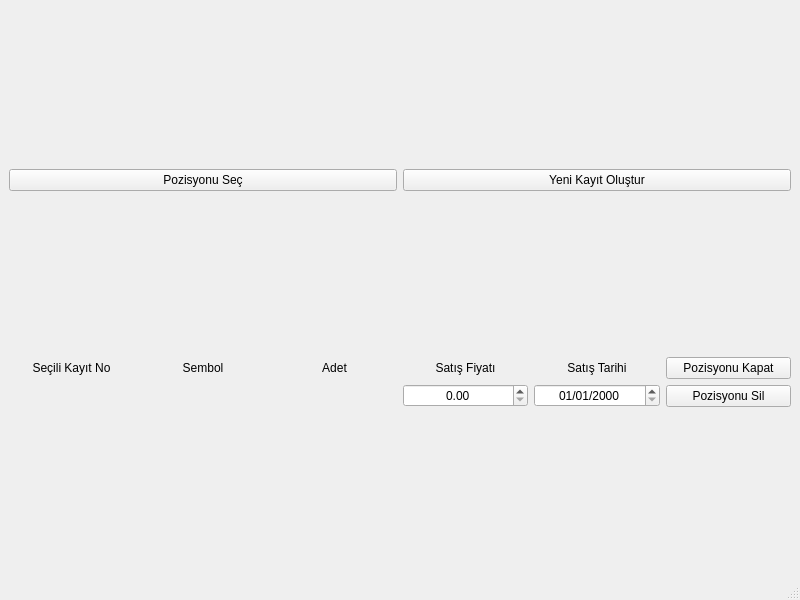
Old version of the form gui/mainwindow.ui in the repository cihansenyuz/tax-calc.
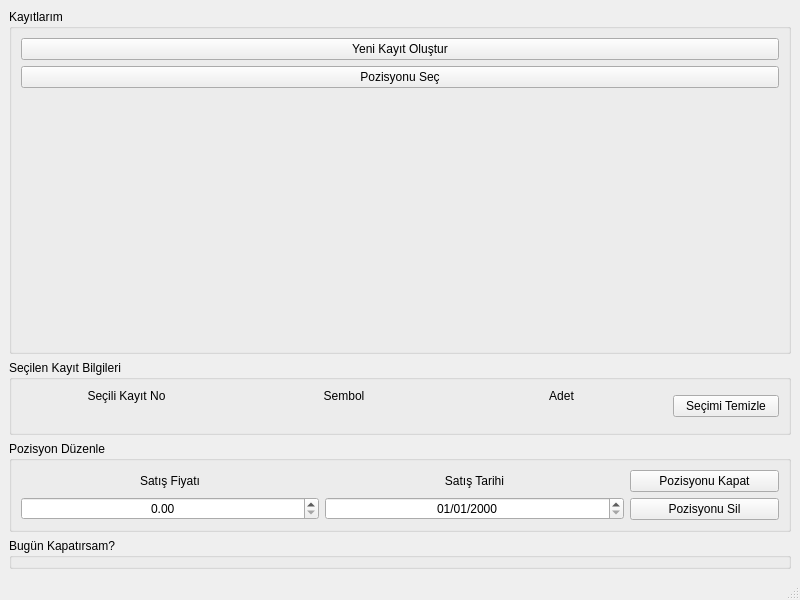
New version of the form.

Commit message:
Update mainwindow.ui with improved layout structure
- Reorganized UI layout with proper grouping
- Added groupBox_4 for records management section
- Added groupBox_3 for selected record information
- Improved horizontal and vertical layout organization
- Added clean selection button functionality
- Enhanced UI organization for better user experience

The edit to the form file:
```diff
--- a/gui/mainwindow.ui
+++ b/gui/mainwindow.ui
@@ -16,17 +16,15 @@
   <widget class="QWidget" name="centralwidget">
    <layout class="QVBoxLayout" name="verticalLayout">
     <item>
-     <layout class="QVBoxLayout" name="verticalLayout_3"/>
-    </item>
-    <item>
-     <layout class="QHBoxLayout" name="horizontalLayout">
-      <item>
-       <widget class="QPushButton" name="selectButton">
-        <property name="text">
-         <string>Pozisyonu Seç</string>
-        </property>
-       </widget>
-      </item>
+     <widget class="QGroupBox" name="groupBox_4">
+      <property name="title">
+       <string>Kayıtlarım</string>
+      </property>
+      <layout class="QVBoxLayout" name="verticalLayout_3">
+       <item>
+        <layout class="QHBoxLayout" name="horizontalLayout_4">
+         <item>
+          <layout class="QVBoxLayout" name="verticalLayout_10">
       <item>
        <widget class="QPushButton" name="createButton">
         <property name="text">
@@ -34,10 +32,39 @@
         </property>
        </widget>
       </item>
-     </layout>
-    </item>
+           <item>
+            <widget class="QPushButton" name="selectButton">
+             <property name="text">
+              <string>Pozisyonu Seç</string>
+             </property>
+            </widget>
+           </item>
+           <item>
+            <spacer name="verticalSpacer">
+             <property name="orientation">
+              <enum>Qt::Orientation::Vertical</enum>
+             </property>
+             <property name="sizeHint" stdset="0">
+              <size>
+               <width>20</width>
+               <height>40</height>
+              </size>
+             </property>
+            </spacer>
+           </item>
+          </layout>
+         </item>
+        </layout>
+       </item>
+      </layout>
+     </widget>
+    </item>
     <item>
-     <layout class="QHBoxLayout" name="horizontalLayout_2">
+     <widget class="QGroupBox" name="groupBox_3">
+      <property name="title">
+       <string>Seçilen Kayıt Bilgileri</string>
+      </property>
+      <layout class="QHBoxLayout" name="horizontalLayout_3" stretch="2,2,2,1">
       <item>
        <layout class="QVBoxLayout" name="verticalLayout_4">
         <item>
@@ -111,6 +138,30 @@
        </layout>
       </item>
       <item>
+        <widget class="QPushButton" name="cleanSelectionButton">
+         <property name="sizePolicy">
+          <sizepolicy hsizetype="Minimum" vsizetype="Fixed">
+           <horstretch>0</horstretch>
+           <verstretch>0</verstretch>
+          </sizepolicy>
+         </property>
+         <property name="text">
+          <string>Seçimi Temizle</string>
+         </property>
+        </widget>
+       </item>
+      </layout>
+     </widget>
+    </item>
+    <item>
+     <widget class="QGroupBox" name="groupBox">
+      <property name="title">
+       <string>Pozisyon Düzenle</string>
+      </property>
+      <layout class="QVBoxLayout" name="verticalLayout_9">
+       <item>
+        <layout class="QHBoxLayout" name="horizontalLayout_2" stretch="2,2,1">
+         <item>
        <layout class="QVBoxLayout" name="verticalLayout_7">
         <item>
          <widget class="QLabel" name="label_4">
@@ -162,6 +213,12 @@
        <layout class="QVBoxLayout" name="verticalLayout_2">
         <item>
          <widget class="QPushButton" name="closeTransactionButton">
+             <property name="sizePolicy">
+              <sizepolicy hsizetype="Minimum" vsizetype="Fixed">
+               <horstretch>0</horstretch>
+               <verstretch>0</verstretch>
+              </sizepolicy>
+             </property>
           <property name="text">
            <string>Pozisyonu Kapat</string>
           </property>
@@ -169,6 +226,12 @@
         </item>
         <item>
          <widget class="QPushButton" name="deletePositionButton">
+             <property name="sizePolicy">
+              <sizepolicy hsizetype="Minimum" vsizetype="Fixed">
+               <horstretch>0</horstretch>
+               <verstretch>0</verstretch>
+              </sizepolicy>
+             </property>
           <property name="text">
            <string>Pozisyonu Sil</string>
           </property>
@@ -177,6 +240,16 @@
        </layout>
       </item>
      </layout>
+       </item>
+      </layout>
+     </widget>
+    </item>
+    <item>
+     <widget class="QGroupBox" name="groupBox_2">
+      <property name="title">
+       <string>Bugün Kapatırsam?</string>
+      </property>
+     </widget>
     </item>
    </layout>
   </widget>
```
Lines whose indentation alone changed are shown as unchanged.
